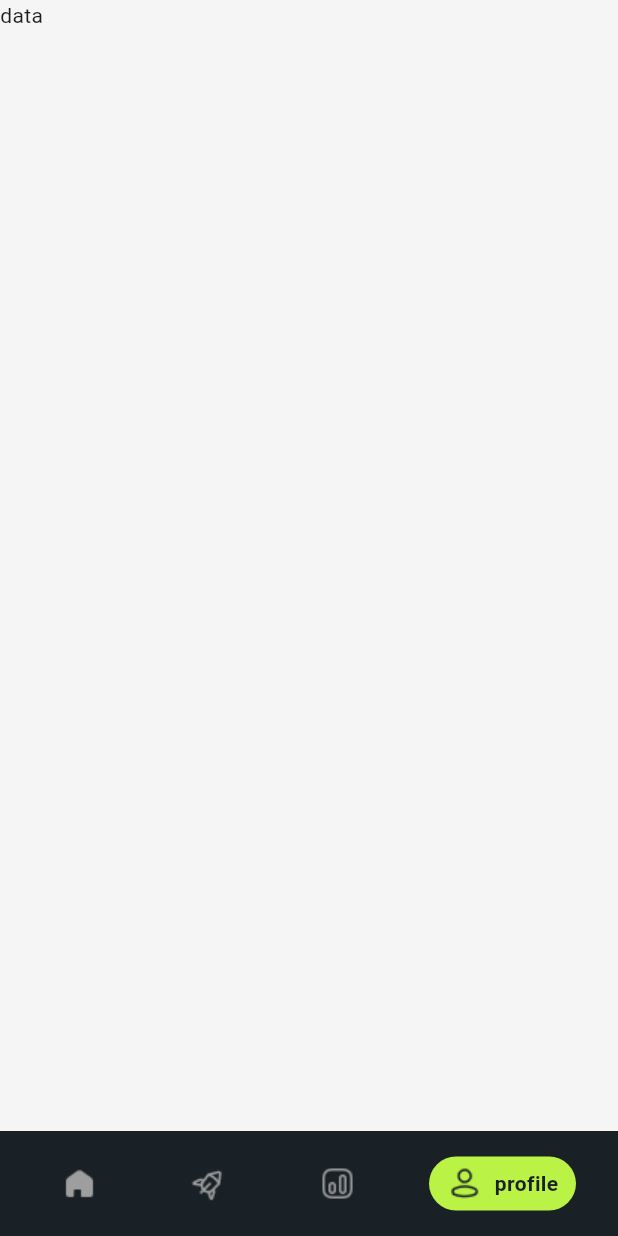
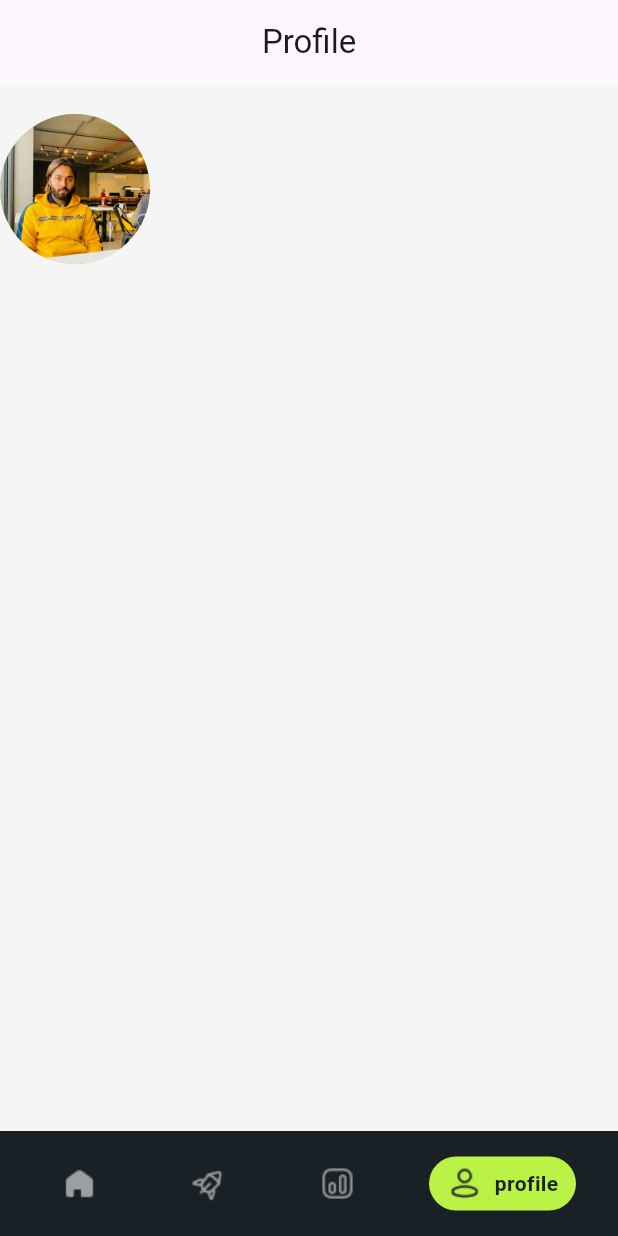
Before and after one commit to SherazArshad001/Fitness_Tracking_App, a Flutter app: the screen it shows after launch, item 4 of the bottom bar chosen, on a phone screen of 412 x 824 dp. Run offline on Flutter 3.47's test engine with Material 3 defaults, Android fonts, the phone set to English and light mode, and no system bars.

Commit message:
Profile Page

```diff
--- a/lib/core/constants/app_images.dart
+++ b/lib/core/constants/app_images.dart
@@ -64,6 +64,8 @@ class AppImages {
 
   // CardImages
   static const String cardImage1 = 'assets/images/card_image1.png';
+  static const String userImage = 'assets/images/sheraz_baloch.jpg';
+
   static const String cardImage2 = 'assets/images/card_image2.png';
   static const String cardImage3 = 'assets/images/card_image3.png';
 }
--- a/lib/features/profile/pages/profile_page.dart
+++ b/lib/features/profile/pages/profile_page.dart
@@ -1,4 +1,5 @@
 import 'package:fitness_tracking_app/core/constants/app_colors.dart';
+import 'package:fitness_tracking_app/core/constants/app_images.dart';
 import 'package:flutter/material.dart';
 
 class ProfilePage extends StatelessWidget {
@@ -8,7 +9,34 @@ class ProfilePage extends StatelessWidget {
   Widget build(BuildContext context) {
     return Scaffold(
       backgroundColor: AppColors.background,
-      body: Text('data'),
+      appBar: AppBar(
+        title: Center(
+          child: Text(
+            "Profile",
+          ),
+        ),
+      ),
+      body: SafeArea(
+        child: Column(
+          children: [
+            Padding(
+              padding: const EdgeInsets.only(top: 20.0), // Add some top spacing
+              child: CircleAvatar(
+                radius: 50, // Adjust size of the circle
+                backgroundColor: AppColors.primary, // Border/background color
+                child: ClipOval(
+                  child: Image.asset(
+                    AppImages.userImage,
+                    width: 100, // Match diameter (2 * radius)
+                    height: 100,
+                    fit: BoxFit.cover, // Ensure image fills the circle
+                  ),
+                ),
+              ),
+            ),
+          ],
+        ),
+      ),
     );
   }
 }
--- a/lib/features/statistics/pages/statistics_page.dart
+++ b/lib/features/statistics/pages/statistics_page.dart
@@ -20,6 +20,7 @@ class StatisticsPage extends StatelessWidget {
       body: SafeArea(
         child: SingleChildScrollView(
           physics: const BouncingScrollPhysics(),
+          scrollDirection: Axis.vertical,
           child: Padding(
             padding:
                 const EdgeInsets.symmetric(vertical: 5.0, horizontal: 10.0),
@@ -31,6 +32,9 @@ class StatisticsPage extends StatelessWidget {
                   height: 10.0,
                 ),
                 LargeText(largeHintText: 'Today Report'),
+                SizedBox(
+                  height: 10.0,
+                ),
                 SizedBox(
                   width: MediaQuery.sizeOf(context).width,
                   height: 218,
```
Also changed, not shown: assets/images/sheraz_baloch.jpg (added).
